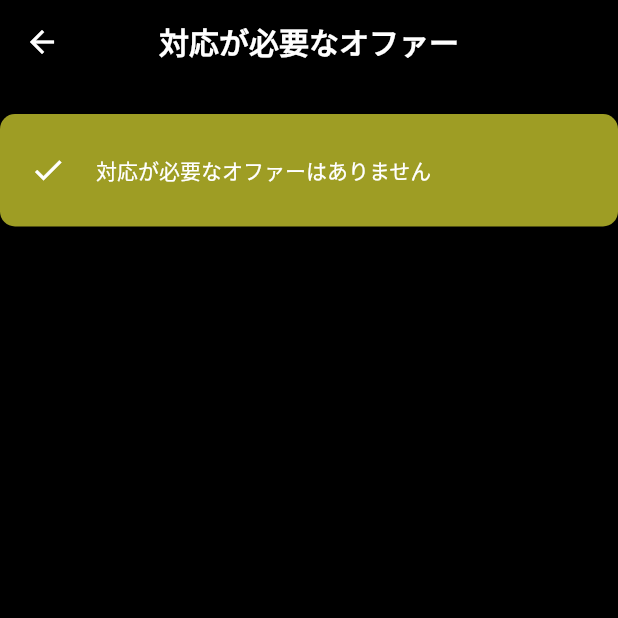
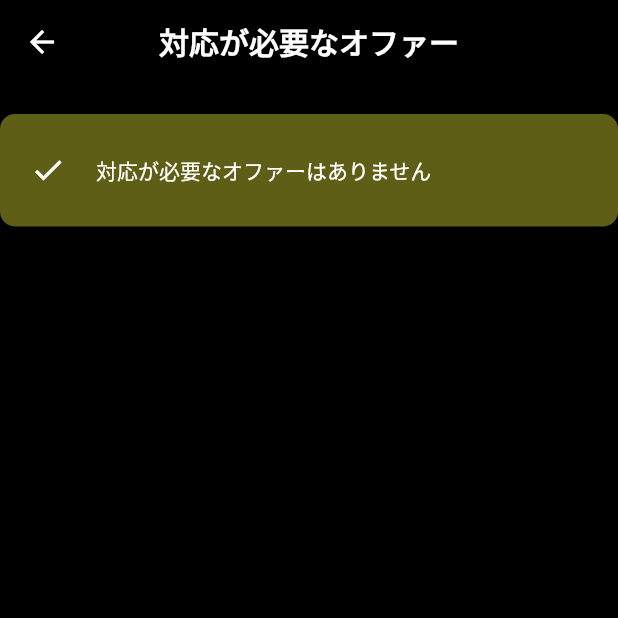
Before and after one commit to ohyeaho/toridori_clone, a Flutter app: the CheckOfferPage screen opened directly, on a phone screen of 412 x 824 dp, the top half of it. Run offline on Flutter 3.47's test engine with Material 2 defaults, Android fonts, the phone set to English and light mode, and no system bars; our stand-ins replace font_awesome_flutter.

Commit message:
color change

```diff
--- a/lib/screens/appbar_drawer/check_offer_page.dart
+++ b/lib/screens/appbar_drawer/check_offer_page.dart
@@ -15,7 +15,7 @@ class CheckOfferPage extends StatelessWidget {
             height: 75,
             decoration: BoxDecoration(
               borderRadius: BorderRadius.circular(10),
-              color: Colors.lime.shade800,
+              color: Colors.lime.shade800.withOpacity(0.6),
             ),
             child: Row(
               children: [
```
